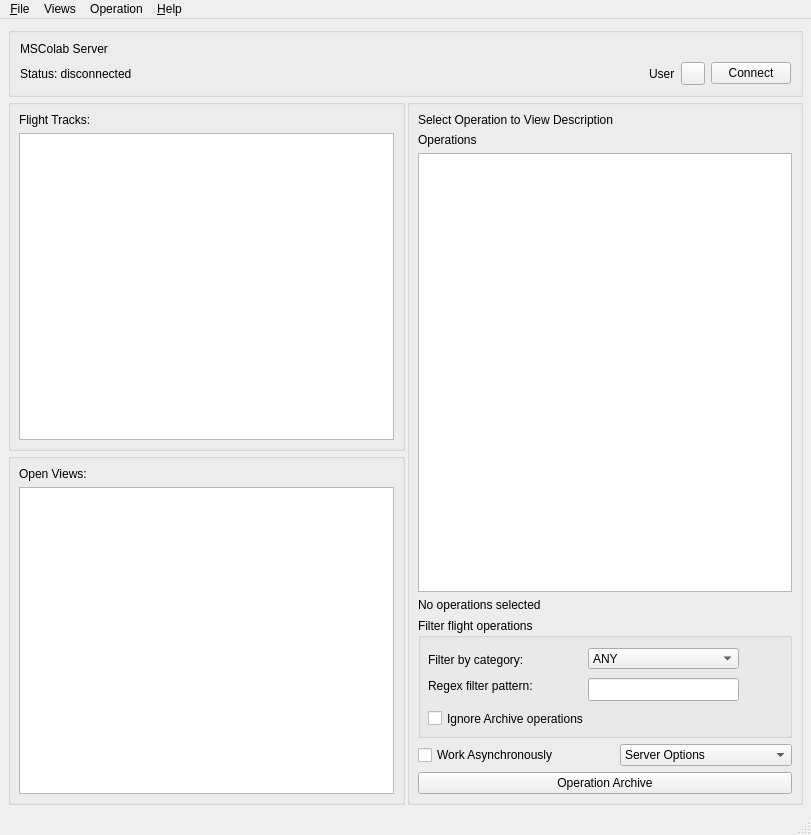
The window that mslib/msui/ui/ui_mainwindow.ui (Open-MSS/MSS) describes before a commit, drawn with Qt 5.
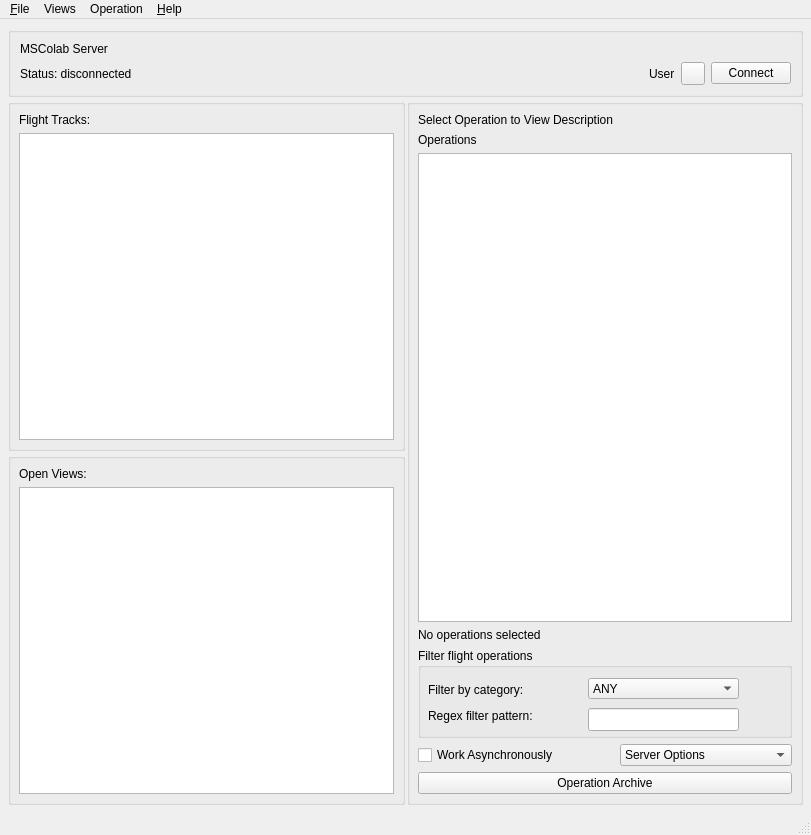
The same window after the commit.

Patch:
```diff
--- a/mslib/msui/ui/ui_mainwindow.ui
+++ b/mslib/msui/ui/ui_mainwindow.ui
@@ -254,10 +254,16 @@
                <verstretch>0</verstretch>
               </sizepolicy>
              </property>
+             <property name="minimumSize">
+              <size>
+               <width>0</width>
+               <height>0</height>
+              </size>
+             </property>
              <property name="maximumSize">
               <size>
                <width>16777215</width>
-               <height>120</height>
+               <height>90</height>
               </size>
              </property>
              <property name="title">
@@ -319,19 +325,6 @@
                <string>Regex filter pattern:</string>
               </property>
              </widget>
-             <widget class="QCheckBox" name="ignoreArchiveCb">
-              <property name="geometry">
-               <rect>
-                <x>10</x>
-                <y>90</y>
-                <width>181</width>
-                <height>21</height>
-               </rect>
-              </property>
-              <property name="text">
-               <string>Ignore Archive operations</string>
-              </property>
-             </widget>
              <widget class="QLineEdit" name="regexFilterLe">
               <property name="geometry">
                <rect>
```
